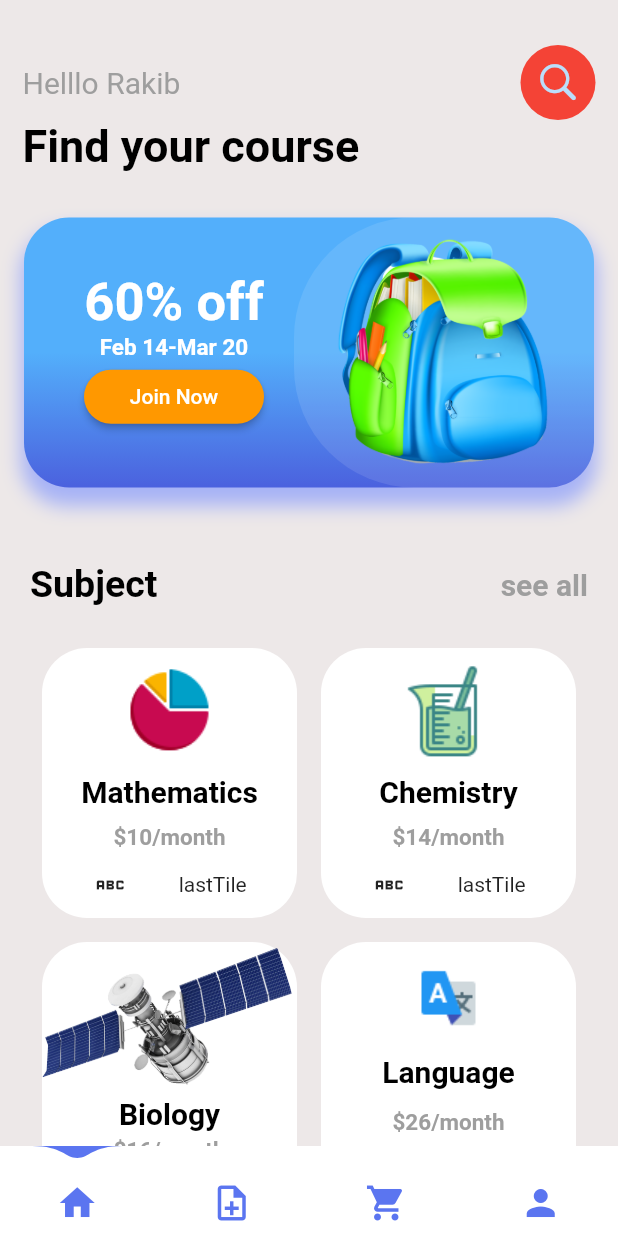
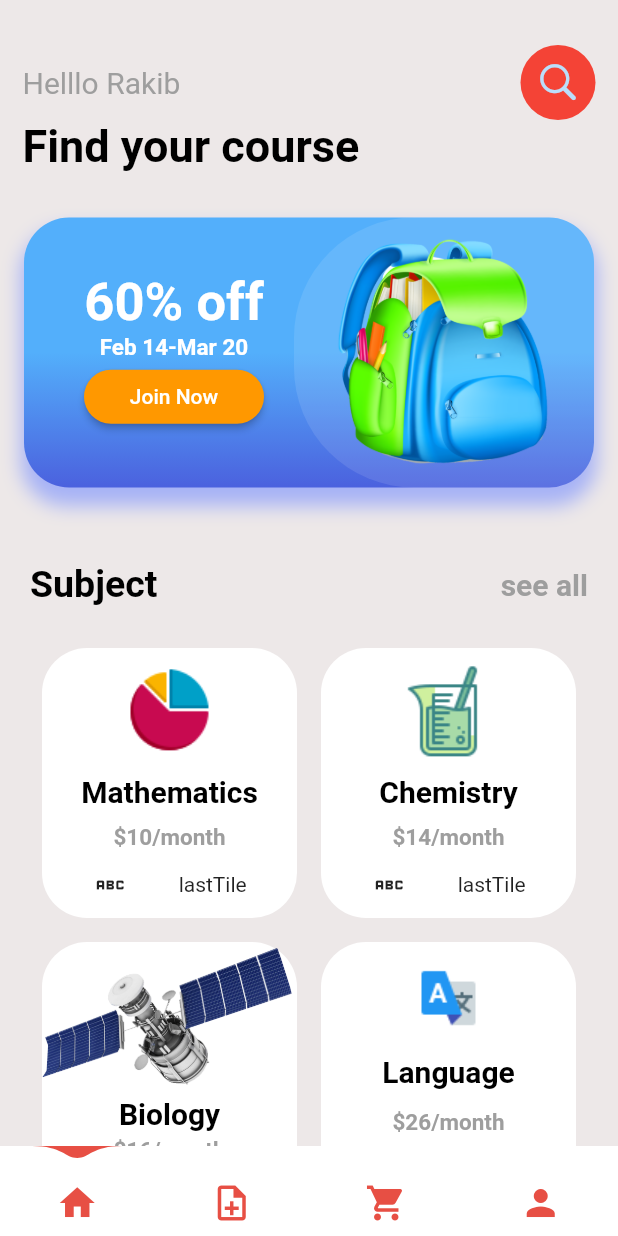
Before and after one commit to sayanths/-small-ui-_banglore, a Flutter app: the screen it shows after launch, on a phone screen of 412 x 824 dp. Run offline on Flutter 3.47's test engine with Material 2 defaults, Android fonts, the phone set to English and light mode, and no system bars; drawn by our look-alikes of water_drop_nav_bar; our stand-ins replace get.

Commit message:
some corrections

```diff
--- a/lib/app/bottom_nav/view/bottom_nav.dart
+++ b/lib/app/bottom_nav/view/bottom_nav.dart
@@ -5,35 +5,19 @@ import 'package:flutter/services.dart';
 import 'package:get/get.dart';
 import 'package:water_drop_nav_bar/water_drop_nav_bar.dart';
 
-class MyHomePage extends StatefulWidget {
-  const MyHomePage({Key? key}) : super(key: key);
-
-  @override
-  _MyHomePageState createState() => _MyHomePageState();
-}
-
-class _MyHomePageState extends State<MyHomePage> {
+class MyHomePage extends StatelessWidget {
   final bottomGet = Get.put(BottomNavController());
-  final Color navigationBarColor = Colors.white;
-  // int selectedIndex = 0;
-
-  @override
-  void initState() {
-    super.initState();
-    bottomGet.pageController = PageController(initialPage: bottomGet.newValue);
-  }
+  MyHomePage({super.key});
 
   @override
   Widget build(BuildContext context) {
-    /// [AnnotatedRegion<SystemUiOverlayStyle>] only for android black navigation bar. 3 button navigation control (legacy)
-
     return AnnotatedRegion<SystemUiOverlayStyle>(
       value: SystemUiOverlayStyle(
-        systemNavigationBarColor: navigationBarColor,
+        systemNavigationBarColor: bottomGet.navigationBarColor,
         systemNavigationBarIconBrightness: Brightness.dark,
       ),
       child: Scaffold(
-          backgroundColor: Colors.grey,
+          backgroundColor: Colors.white,
           body: PageView(
             physics: const NeverScrollableScrollPhysics(),
             controller: bottomGet.pageController,
@@ -47,12 +31,10 @@ class _MyHomePageState extends State<MyHomePage> {
           bottomNavigationBar: GetBuilder<BottomNavController>(
             builder: (controller) {
               return WaterDropNavBar(
-                backgroundColor: navigationBarColor,
+                waterDropColor: const Color.fromARGB(255, 231, 79, 68),
+                backgroundColor: bottomGet.navigationBarColor,
                 onItemSelected: (int index) {
                   controller.onChange(index);
-                  // setState(() {
-                  //   selectedIndex = index;
-                  // });
 
                   bottomGet.pageController.animateToPage(bottomGet.newValue,
                       duration: const Duration(milliseconds: 400),
--- a/lib/app/bottom_nav/view_model/view_model.dart
+++ b/lib/app/bottom_nav/view_model/view_model.dart
@@ -2,10 +2,18 @@ import 'package:flutter/material.dart';
 import 'package:get/get.dart';
 
 class BottomNavController extends GetxController {
+
   int newValue = 0;
   onChange(int value) {
     newValue = value;
     update();
   }
   late PageController pageController;
+  final Color navigationBarColor = Colors.white;
+
+  @override
+  void onInit() {
+pageController = PageController(initialPage: newValue);
+    super.onInit();
+  }
 }
--- a/lib/main.dart
+++ b/lib/main.dart
@@ -17,7 +17,7 @@ class MyApp extends StatelessWidget {
       theme: ThemeData(
         primarySwatch: Colors.blue,
       ),
-      home: const MyHomePage(),
+      home:  MyHomePage(),
     );
   }
 }
```
